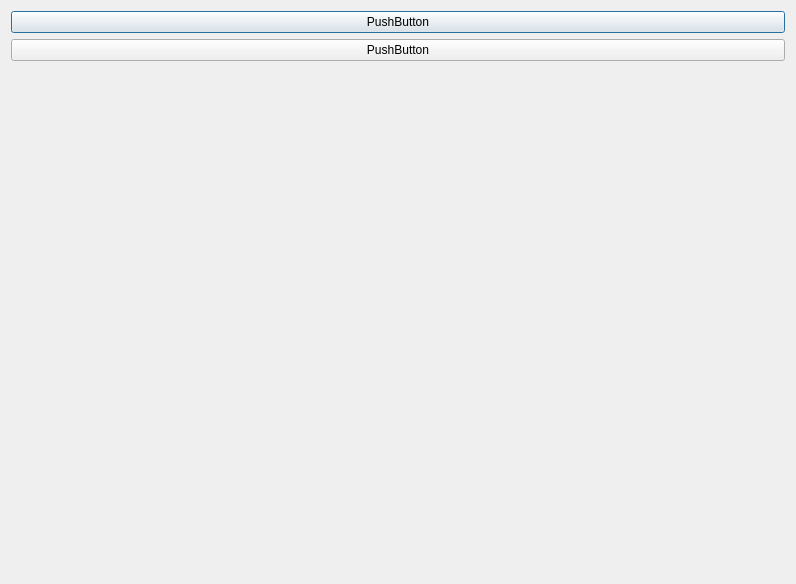
First picture: the form in питон.ui, repository User1563/prototip, before the edit.
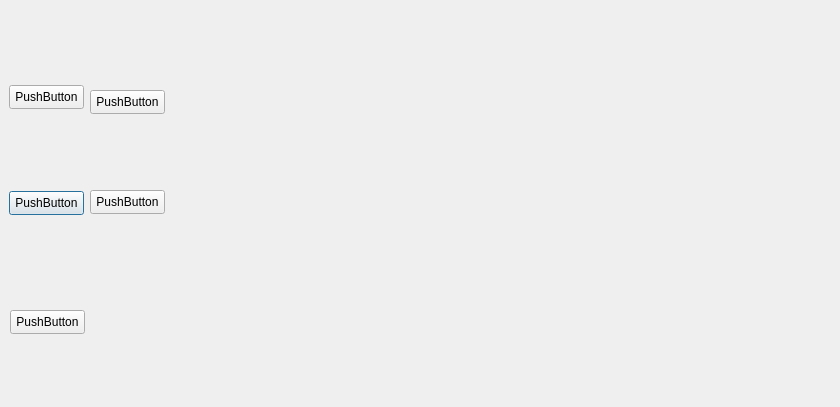
Second picture: the form after the edit.

```diff
--- a/питон.ui
+++ b/питон.ui
@@ -6,37 +6,78 @@
    <rect>
     <x>0</x>
     <y>0</y>
-    <width>796</width>
-    <height>584</height>
+    <width>840</width>
+    <height>407</height>
    </rect>
   </property>
   <property name="windowTitle">
    <string>Dialog</string>
   </property>
-  <layout class="QGridLayout" name="gridLayout">
-   <item row="0" column="0">
-    <layout class="QGridLayout" name="gridLayout_2">
-     <item row="0" column="0">
-      <layout class="QFormLayout" name="formLayout">
-       <item row="0" column="0" colspan="2">
-        <widget class="QPushButton" name="pushButton">
-         <property name="text">
-          <string>PushButton</string>
-         </property>
-        </widget>
-       </item>
-       <item row="1" column="0" colspan="2">
-        <widget class="QPushButton" name="pushButton_2">
-         <property name="text">
-          <string>PushButton</string>
-         </property>
-        </widget>
-       </item>
-      </layout>
-     </item>
-    </layout>
-   </item>
-  </layout>
+  <widget class="QPushButton" name="pushButton_2">
+   <property name="geometry">
+    <rect>
+     <x>9</x>
+     <y>191</y>
+     <width>75</width>
+     <height>24</height>
+    </rect>
+   </property>
+   <property name="text">
+    <string>PushButton</string>
+   </property>
+  </widget>
+  <widget class="QPushButton" name="pushButton_7">
+   <property name="geometry">
+    <rect>
+     <x>9</x>
+     <y>85</y>
+     <width>75</width>
+     <height>24</height>
+    </rect>
+   </property>
+   <property name="text">
+    <string>PushButton</string>
+   </property>
+  </widget>
+  <widget class="QPushButton" name="pushButton_4">
+   <property name="geometry">
+    <rect>
+     <x>10</x>
+     <y>310</y>
+     <width>75</width>
+     <height>24</height>
+    </rect>
+   </property>
+   <property name="text">
+    <string>PushButton</string>
+   </property>
+  </widget>
+  <widget class="QPushButton" name="pushButton">
+   <property name="geometry">
+    <rect>
+     <x>90</x>
+     <y>190</y>
+     <width>75</width>
+     <height>24</height>
+    </rect>
+   </property>
+   <property name="text">
+    <string>PushButton</string>
+   </property>
+  </widget>
+  <widget class="QPushButton" name="pushButton_3">
+   <property name="geometry">
+    <rect>
+     <x>90</x>
+     <y>90</y>
+     <width>75</width>
+     <height>24</height>
+    </rect>
+   </property>
+   <property name="text">
+    <string>PushButton</string>
+   </property>
+  </widget>
  </widget>
  <resources/>
  <connections/>
```
